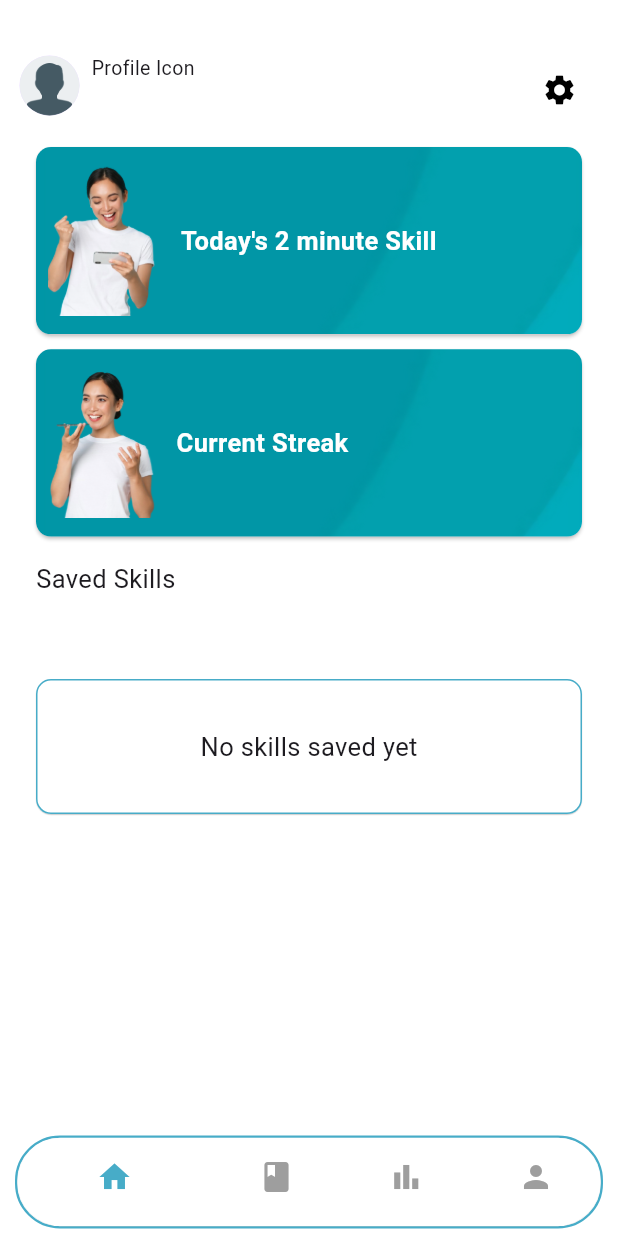
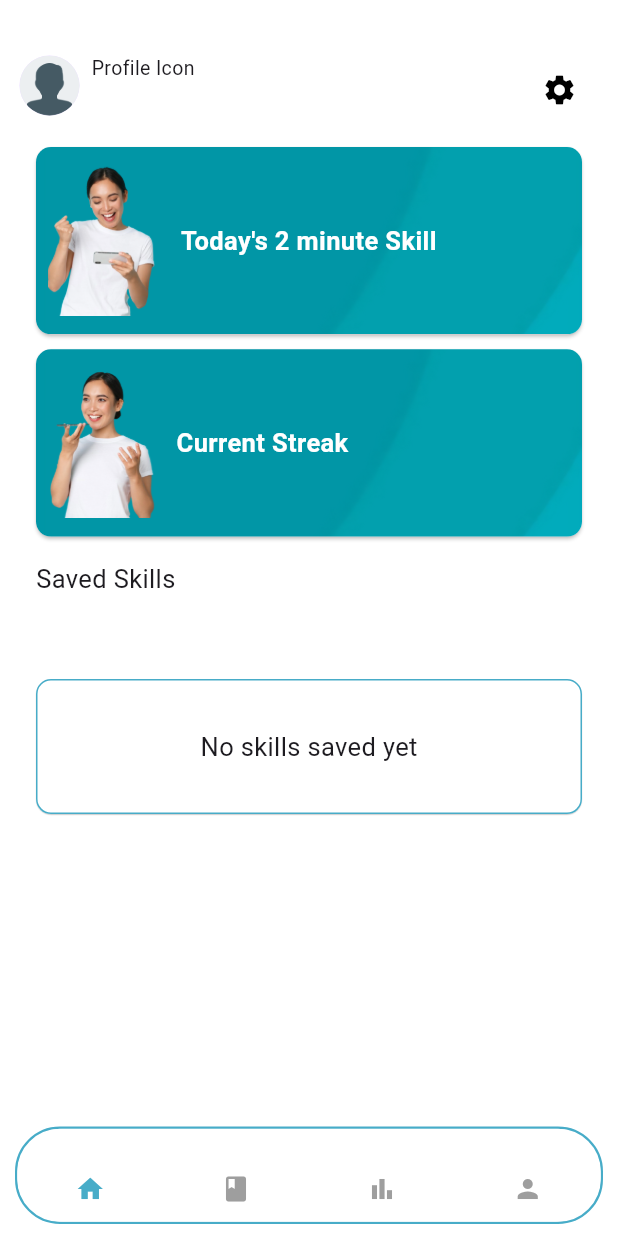
Before and after one commit to IvanJManh/new-skillo-app2, a Flutter app: the screen it shows after launch, after a tap on "Sign In", on a phone screen of 412 x 824 dp. Run offline on Flutter 3.47's test engine with Material 3 defaults, Android fonts, the phone set to English and light mode, and no system bars; our stand-ins replace firebase_auth, firebase_core, fl_chart; accounts and stored records are empty.

Commit message:
made some changes on the nav bar

```diff
--- a/lib/pages/home_page.dart
+++ b/lib/pages/home_page.dart
@@ -136,7 +136,8 @@ class HomePage extends StatefulWidget {
         ],
       ),
       bottomNavigationBar: Container(
-        margin: EdgeInsets.symmetric(horizontal: 10, vertical: 5),
+  height: 65, // 🔥 force proper vertical space
+  margin: EdgeInsets.symmetric(horizontal: 10, vertical: 8),
   decoration: BoxDecoration(
     borderRadius: BorderRadius.circular(30),
     border: Border.all(
@@ -145,39 +146,54 @@ class HomePage extends StatefulWidget {
     ),
   ),
   child: ClipRRect(
-          borderRadius: BorderRadius.circular(30), // FIXED
-          child: Theme(data: ThemeData(
-            canvasColor: Colors.white,
-          ),
+    borderRadius: BorderRadius.circular(30),
     child: BottomNavigationBar(
+      backgroundColor: Colors.white,
+  type: BottomNavigationBarType.fixed,
   currentIndex: _currentIndex,
   onTap: (index) {
     _pageController.jumpToPage(index);
   },
-
-            items: [
+  items: const [
   BottomNavigationBarItem(
-              icon: Icon(Icons.home),
+    icon: Padding(
+      padding: EdgeInsets.only(top: 18),
+      child: Icon(Icons.home),
+    ),
     label: '',
   ),
   BottomNavigationBarItem(
-              icon: Icon(Icons.book),
+    icon: Padding(
+      padding: EdgeInsets.only(top: 18),
+      child: Icon(Icons.book),
+    ),
     label: '',
   ),
   BottomNavigationBarItem(
-              icon: Icon(Icons.bar_chart),
+    icon: Padding(
+      padding: EdgeInsets.only(top: 18),
+      child: Icon(Icons.bar_chart),
+    ),
     label: '',
   ),
   BottomNavigationBarItem(
-              icon: Icon(Icons.person),
+    icon: Padding(
+      padding: EdgeInsets.only(top: 18),
+      child: Icon(Icons.person),
+    ),
     label: '',
   ),
 ],
   selectedItemColor: Color.fromARGB(255, 71, 172, 200),
   unselectedItemColor: Colors.grey,
   showSelectedLabels: false,
+  showUnselectedLabels: false,
+  elevation: 0,
 
-          ),
+  // 🔥 IMPORTANT FIXES
+  iconSize: 20,
+  selectedFontSize: 0,
+  unselectedFontSize: 0,
 ),
   ),
 ),
```
Lines whose indentation alone changed are shown as unchanged.
